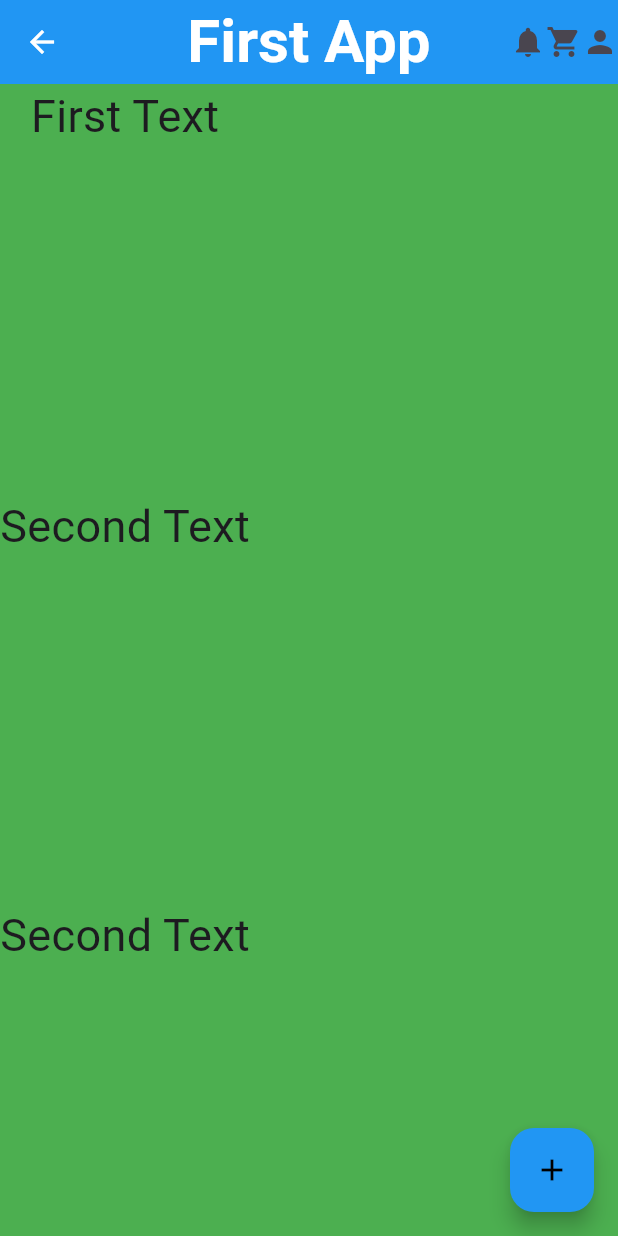
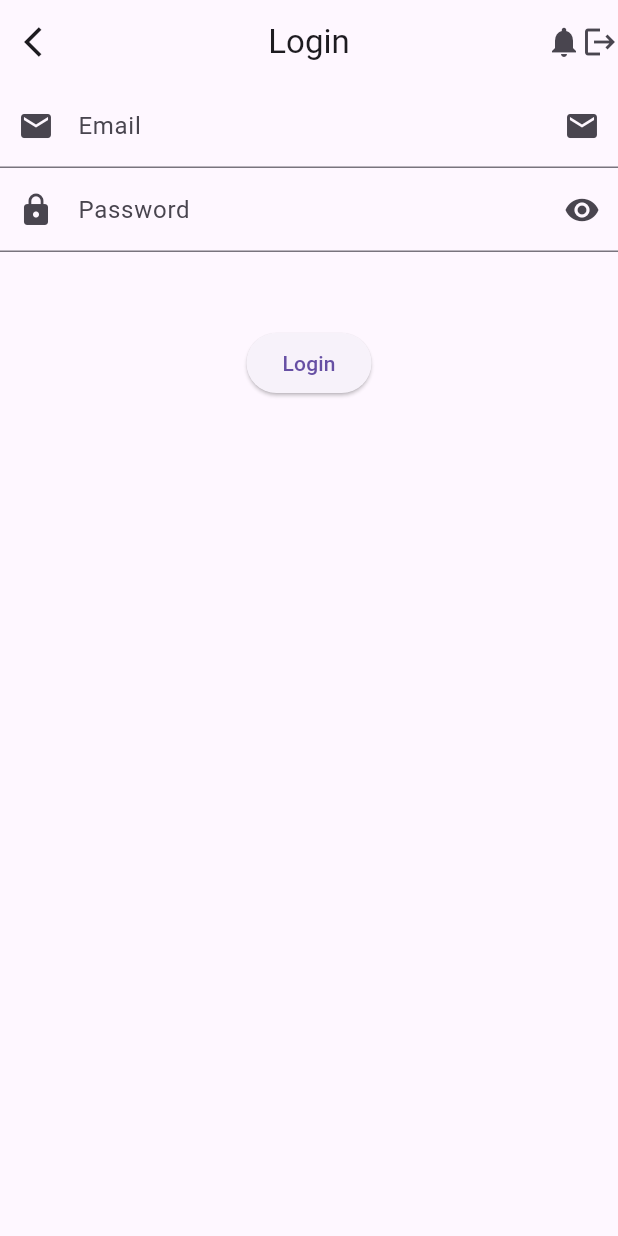
Before and after one commit to MuhammadAliKust/AliHaiderProject, a Flutter app: the screen it shows after launch, on a phone screen of 412 x 824 dp. Run offline on Flutter 3.47's test engine with Material 3 defaults, Android fonts, the light colour scheme and no system bars.

Commit message:
Login Done

```diff
--- a/lib/login.dart
+++ b/lib/login.dart
@@ -0,0 +1,46 @@
+import 'package:flutter/material.dart';
+
+class LoginView extends StatelessWidget {
+  const LoginView({super.key});
+
+  @override
+  Widget build(BuildContext context) {
+    return Scaffold(
+      appBar: AppBar(
+        title: Text("Login"),
+        centerTitle: true,
+        leading: Icon(Icons.arrow_back_ios),
+        actions: [
+          Icon(Icons.notifications),
+          Icon(Icons.logout),
+        ],
+      ),
+      body: Column(
+        children: [
+          TextField(
+            decoration: InputDecoration(
+                label: Text("Email"),
+                hintText: 'test@gmail.com',
+                prefixIcon: Icon(Icons.email),
+                suffixIcon: Icon(Icons.email)),
+            keyboardType: TextInputType.emailAddress,
+            maxLines: 1,
+          ),
+          TextField(
+            decoration: InputDecoration(
+                label: Text("Password"),
+                hintText: 'Password must be 6 or more characters.',
+                prefixIcon: Icon(Icons.lock),
+                suffixIcon: Icon(Icons.visibility)),
+            keyboardType: TextInputType.emailAddress,
+            obscureText: true,
+          ),
+          SizedBox(
+            height: 50,
+          ),
+          ElevatedButton(onPressed: () {}, child: Text("Login"))
+        ],
+      ),
+    );
+  }
+}
--- a/lib/main.dart
+++ b/lib/main.dart
@@ -1,4 +1,6 @@
 import 'package:flutter/material.dart';
+
+import 'login.dart';
 
 void main() {
   runApp(const MyApp());
@@ -10,67 +12,7 @@ class MyApp extends StatelessWidget {
   @override
   Widget build(BuildContext context) {
     return MaterialApp(
-      home: Scaffold(
-        backgroundColor: Colors.green,
-        appBar: AppBar(
-          backgroundColor: Colors.blue,
-          title: const Text(
-            "First App",
-            style: TextStyle(
-                color: Colors.white, fontSize: 40, fontWeight: FontWeight.bold),
-          ),
-          centerTitle: true,
-          leading: const Icon(
-            Icons.arrow_back,
-            color: Colors.white,
-          ),
-          actions: [
-            const Icon(Icons.notifications),
-            const Icon(Icons.shopping_cart),
-            const Icon(Icons.person),
-          ],
-        ),
-        body: SingleChildScrollView(
-          child: const Column(
-            children: [
-              Text(
-                "First Text",
-                style: TextStyle(fontSize: 30),
-              ),
-              SizedBox(
-                height: 230,
-              ),
-              Text(
-                "Second Text",
-                style: TextStyle(fontSize: 30),
-              ),
-              SizedBox(
-                height: 230,
-              ),
-              Text(
-                "Second Text",
-                style: TextStyle(fontSize: 30),
-              ),
-              SizedBox(
-                height: 230,
-              ),
-              Text(
-                "Second Text",
-                style: TextStyle(fontSize: 30),
-              ),
-              // Text("Third Text",style: TextStyle(fontSize: 30),),
-            ],
-          ),
-        ),
-        floatingActionButton: FloatingActionButton(
-          backgroundColor: Colors.blue,
-          onPressed: () {},
-          child: const Icon(
-            Icons.add,
-            color: Colors.black,
-          ),
-        ),
-      ),
+      home: LoginView()
     );
   }
 }
--- a/pubspec.yaml
+++ b/pubspec.yaml
@@ -59,9 +59,8 @@ flutter:
   uses-material-design: true
 
   # To add assets to your application, add an assets section, like this:
-  # assets:
-  #   - images/a_dot_burr.jpeg
-  #   - images/a_dot_ham.jpeg
+  assets:
+    - assets/images/
 
   # An image asset can refer to one or more resolution-specific "variants", see
   # https://flutter.dev/to/resolution-aware-images
```
